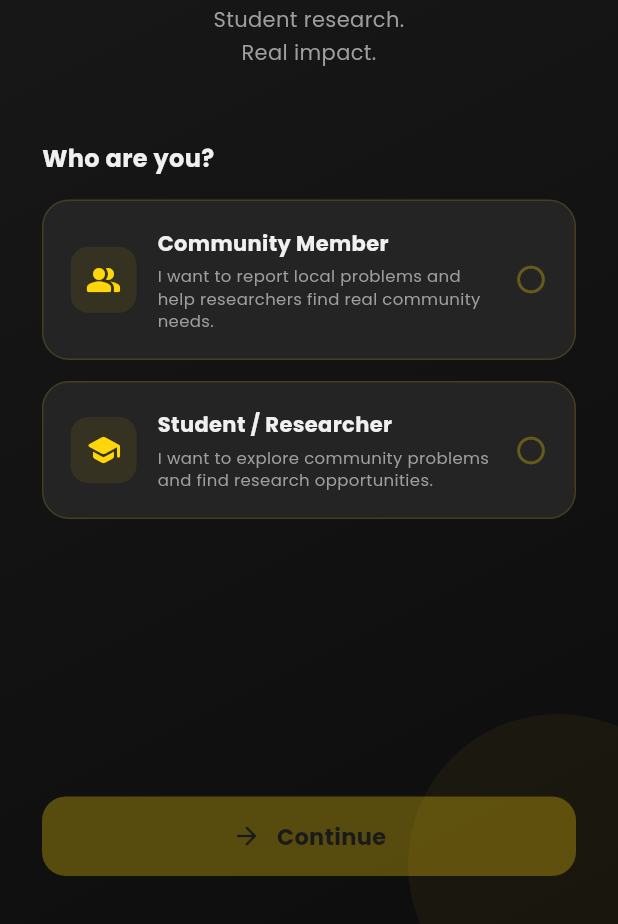
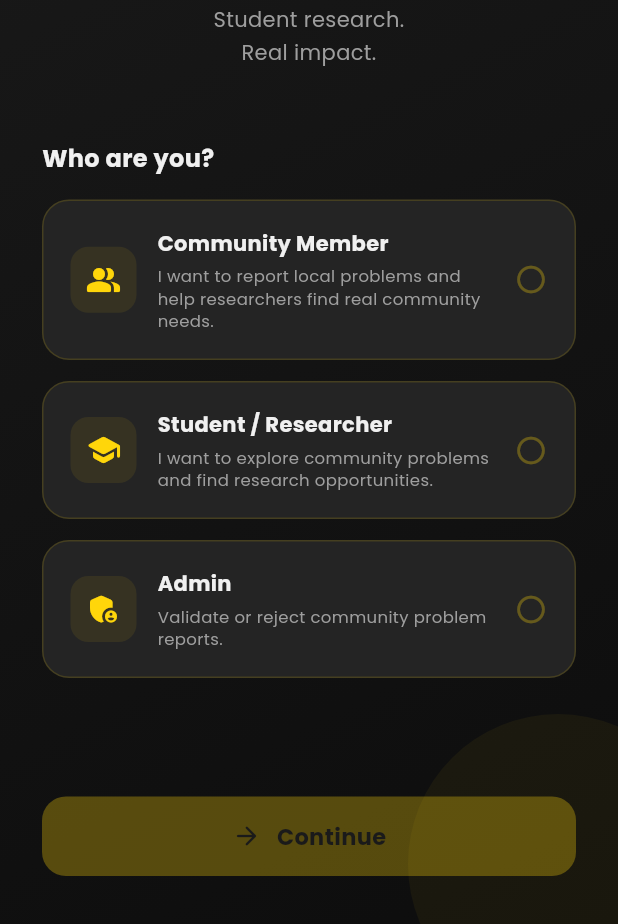
Before and after one commit to ChadBojelador/Alitaptap, a Flutter app: the screen it shows after launch, on a phone screen of 412 x 824 dp, the part 312-1236 px from its top. Run offline on Flutter 3.47's test engine with Material 3 defaults, Android fonts, the phone set to English and light mode, and no system bars; our stand-ins replace firebase_auth, firebase_core, geolocator, google_fonts; missing offline and left inert: maplibre_gl; accounts and stored records are empty.

Commit message:
feat: add admin role to sign-in page

```diff
--- a/apps/mobile_flutter/lib/features/auth/presentation/sign_in_page.dart
+++ b/apps/mobile_flutter/lib/features/auth/presentation/sign_in_page.dart
@@ -184,6 +184,18 @@ class _SignInPageState extends State<SignInPage> {
                     isDark: isDark,
                     onTap: () => setState(() => _selectedRole = 'student'),
                   ),
+                  const SizedBox(height: 14),
+
+                  // Admin role card
+                  _RoleCard(
+                    icon: Icons.admin_panel_settings_rounded,
+                    title: 'Admin',
+                    subtitle:
+                        'Validate or reject community problem reports.',
+                    selected: _selectedRole == 'admin',
+                    isDark: isDark,
+                    onTap: () => setState(() => _selectedRole = 'admin'),
+                  ),
 
                   const Spacer(),
 
```
